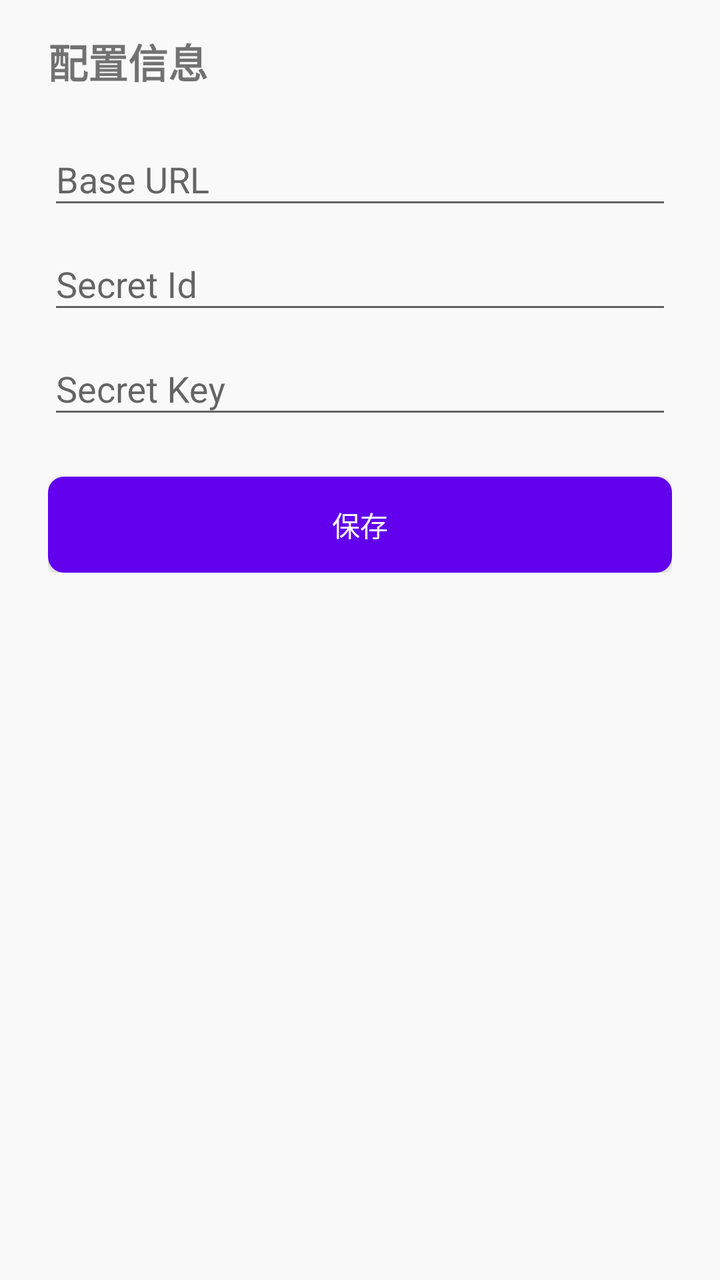
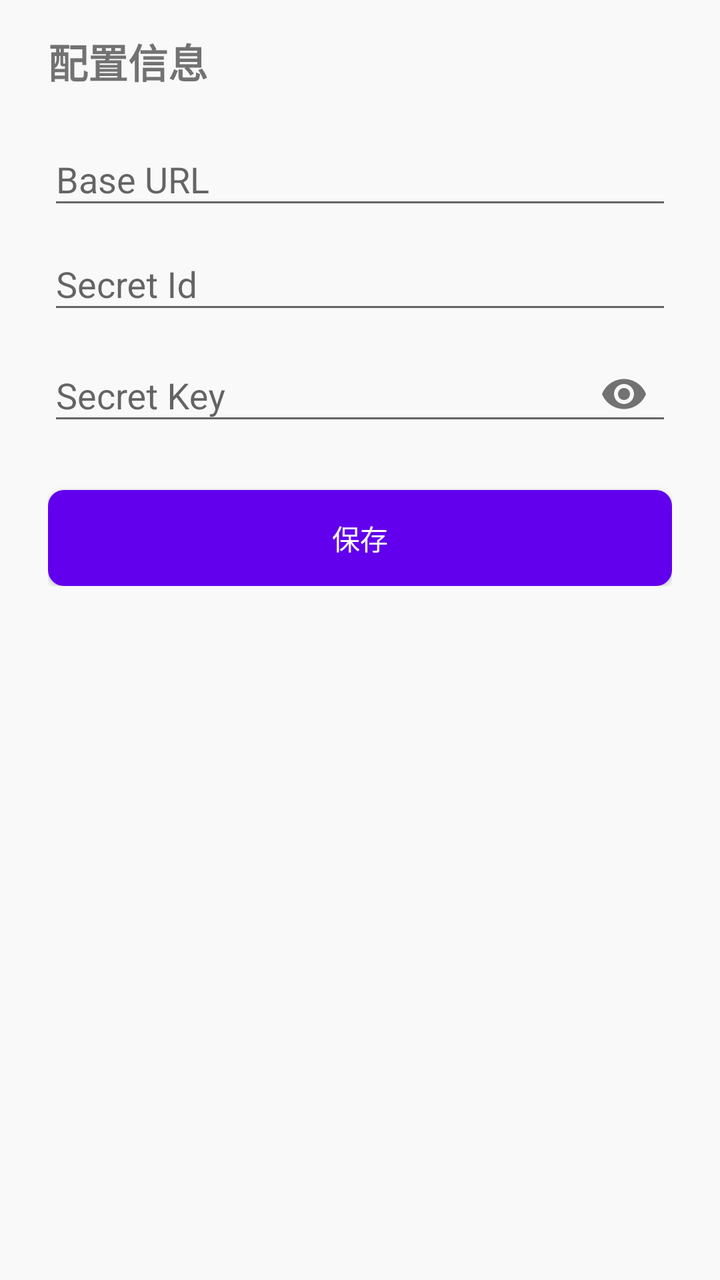

An Android layout rendered at two revisions. The XML below is the earlier revision; the diff shows what the commit changed to produce the second picture.
<!-- AndroidManifest.xml: application theme Theme.JdCookie -->
<!-- res/layout/activity_config.xml -->
<?xml version="1.0" encoding="utf-8"?>
<LinearLayout xmlns:android="http://schemas.android.com/apk/res/android"
    xmlns:app="http://schemas.android.com/apk/res-auto"
    xmlns:tools="http://schemas.android.com/tools"
    android:id="@+id/main"
    android:layout_width="match_parent"
    android:layout_height="match_parent"
    android:background="#F9F9F9"
    android:fitsSystemWindows="true"
    android:orientation="vertical"
    tools:context=".ConfigActivity">

    <ScrollView
        android:layout_width="match_parent"
        android:layout_height="match_parent"
        android:paddingHorizontal="24dp"
        android:paddingTop="16dp"
        android:paddingBottom="32dp">

        <LinearLayout
            android:layout_width="match_parent"
            android:layout_height="wrap_content"
            android:orientation="vertical">

            <TextView
                android:layout_width="wrap_content"
                android:layout_height="wrap_content"
                android:paddingBottom="12dp"
                android:text="@string/config_info"
                android:textSize="20sp"
                android:textStyle="bold" />

            <com.google.android.material.textfield.TextInputLayout
                android:layout_width="match_parent"
                android:layout_height="wrap_content"
                android:hint="@string/base_url"
                app:boxStrokeColor="@color/purple_500">

                <com.google.android.material.textfield.TextInputEditText
                    android:id="@+id/baseUrl"
                    android:layout_width="match_parent"
                    android:layout_height="wrap_content"
                    android:autofillHints=""
                    android:inputType="textUri" />
            </com.google.android.material.textfield.TextInputLayout>

            <com.google.android.material.textfield.TextInputLayout
                android:layout_width="match_parent"
                android:layout_height="wrap_content"
                android:hint="@string/secret_id"
                app:boxStrokeColor="@color/purple_500">

                <com.google.android.material.textfield.TextInputEditText
                    android:id="@+id/secretId"
                    android:layout_width="match_parent"
                    android:layout_height="wrap_content" />
            </com.google.android.material.textfield.TextInputLayout>

            <com.google.android.material.textfield.TextInputLayout
                android:layout_width="match_parent"
                android:layout_height="wrap_content"
                android:hint="@string/secret_key"
                app:boxStrokeColor="@color/purple_500">

                <com.google.android.material.textfield.TextInputEditText
                    android:id="@+id/secretKey"
                    android:layout_width="match_parent"
                    android:layout_height="wrap_content"
                    android:autofillHints=""
                    android:inputType="textPassword" />
            </com.google.android.material.textfield.TextInputLayout>

            <Button
                android:id="@+id/save"
                android:layout_width="match_parent"
                android:layout_height="wrap_content"
                android:text="@string/save"
                android:layout_marginTop="24dp"
                android:backgroundTint="@color/purple_500"
                android:textColor="@android:color/white"
                android:paddingVertical="12dp"
                android:background="@drawable/rounded_button"/>

        </LinearLayout>
    </ScrollView>

</LinearLayout>
<!-- resources referenced by this layout -->
<resources>
  <color name="purple_500">#FF6200EE</color>
  <!-- drawable rounded_button (drawable) -->
  <?xml version="1.0" encoding="utf-8"?>
  <shape xmlns:android="http://schemas.android.com/apk/res/android"
      android:shape="rectangle">
      <solid android:color="@color/purple_500" />
      <corners android:radius="8dp" />
  </shape>
  <string name="base_url">Base URL</string>
  <string name="config_info">配置信息</string>
  <string name="save">保存</string>
  <string name="secret_id">Secret Id</string>
  <string name="secret_key">Secret Key</string>
  <style name="Theme.JdCookie" parent="Theme.AppCompat.Light.NoActionBar" />
</resources>

<!-- the commit's change to res/layout/activity_config.xml (unified diff, before → after) -->
@@ -60,6 +60,7 @@
                 android:layout_width="match_parent"
                 android:layout_height="wrap_content"
                 android:hint="@string/secret_key"
+                app:endIconMode="password_toggle"
                 app:boxStrokeColor="@color/purple_500">
 
                 <com.google.android.material.textfield.TextInputEditText
